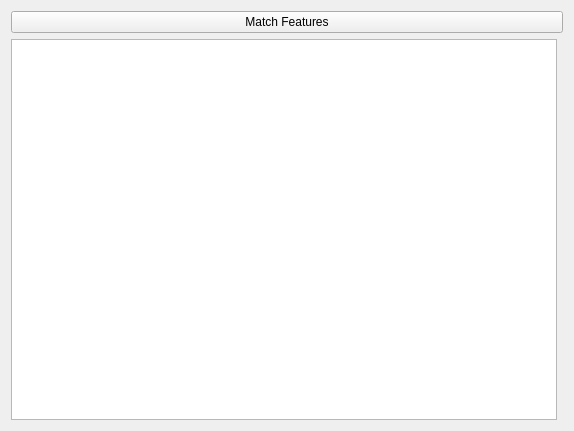
Before: the Qt Designer form src/ui/mainwindow/featurematchingtab.ui in flec/sfm, drawn with Qt 5.
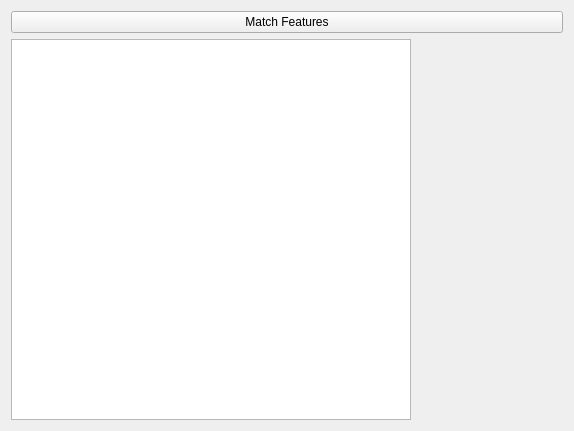
After: the same form once the commit is applied. Custom widgets are drawn as their Qt base class.

```diff
--- a/src/ui/mainwindow/featurematchingtab.ui
+++ b/src/ui/mainwindow/featurematchingtab.ui
@@ -26,10 +26,30 @@
      <item>
       <layout class="QHBoxLayout" name="horizontalLayout">
        <item>
-        <widget class="QListWidget" name="matchesListWidget"/>
+        <widget class="QListWidget" name="matchesListWidget">
+         <property name="sizePolicy">
+          <sizepolicy hsizetype="Preferred" vsizetype="Expanding">
+           <horstretch>0</horstretch>
+           <verstretch>0</verstretch>
+          </sizepolicy>
+         </property>
+         <property name="minimumSize">
+          <size>
+           <width>400</width>
+           <height>0</height>
+          </size>
+         </property>
+        </widget>
        </item>
        <item>
-        <widget class="CVImageWidget" name="cvImageWidget" native="true"/>
+        <widget class="CVImageWidget" name="cvImageWidget" native="true">
+         <property name="sizePolicy">
+          <sizepolicy hsizetype="Expanding" vsizetype="Preferred">
+           <horstretch>0</horstretch>
+           <verstretch>0</verstretch>
+          </sizepolicy>
+         </property>
+        </widget>
        </item>
       </layout>
      </item>
```
